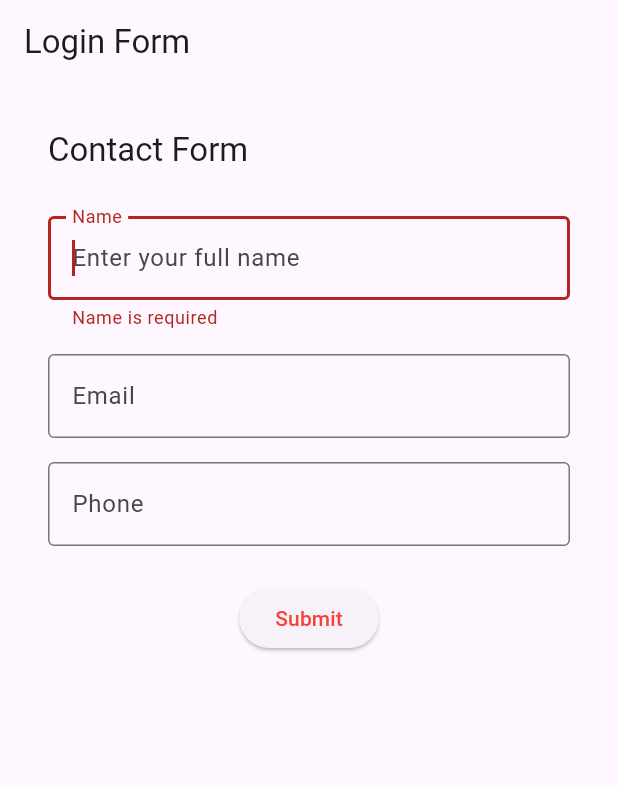
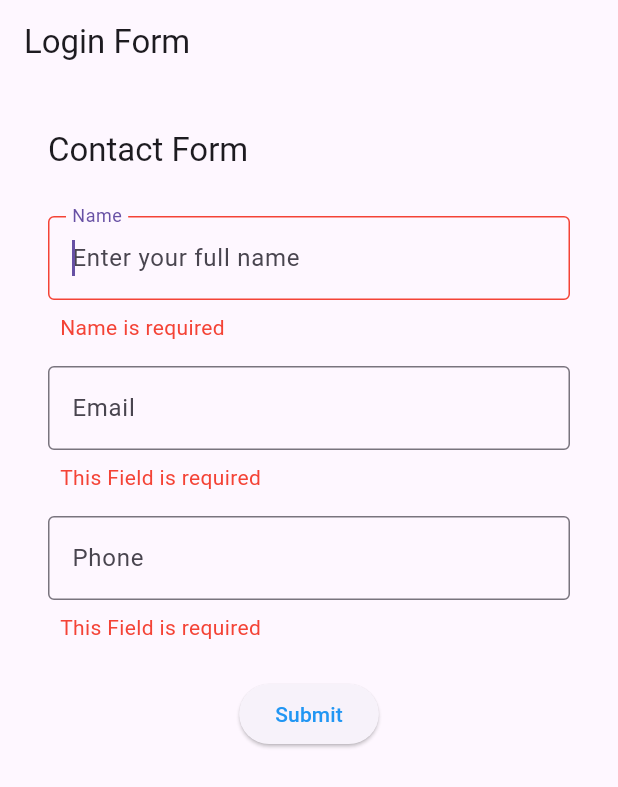
Before and after one commit to Bestin-Thomas/custom_form_cubit_example, a Flutter app: the screen it shows after launch, after a tap on "Submit", on a phone screen of 412 x 824 dp. Shown: the top 787 px of the screen. Run offline on Flutter 3.47's test engine with Material 3 defaults, Android fonts, the phone set to English and light mode, and no system bars; our stand-ins replace flutter_bloc, freezed_annotation; generated files the repository leaves out were written again.

Commit message:
form submit

```diff
--- a/lib/application/login_form_state.dart
+++ /dev/null
@@ -1,92 +0,0 @@
-import 'package:freezed_annotation/freezed_annotation.dart';
-import '../form/application/generic_form_cubit.dart';
-import '../form/form_field_controller.dart';
-
-part 'login_form_state.freezed.dart';
-
-@freezed
-class RegistrationFormState with _$RegistrationFormState implements GenericFormState<RegistrationFormModel> {
-  factory RegistrationFormState({
-    required RegistrationFormModel formModel, // Add formModel to the constructor
-    @Default(false) bool isLoading,
-  }) = _RegistrationFormState;
-}
-
-class RegistrationFormModel extends GenericFormModel {
-  final name = GenericFieldController<String>(null, validators: [
-    (value) => FormValidators.required(value, field: 'Name'),
-    (value) => FormValidators.length(value, fieldName: 'Name', minLength: 3),
-  ]);
-
-  final email = GenericFieldController<String>(null, validators: [
-    FormValidators.required,
-    FormValidators.validateEmail,
-  ]);
-
-  final phone = GenericFieldController<String>(null, validators: [
-    FormValidators.required,
-    (value) => FormValidators.validatePhone(value ?? ''),
-    (value) => FormValidators.length(
-          value,
-          fieldName: 'Phone',
-          maxLength: 15,
-          minLength: 8,
-        ),
-  ]);
-
-  @override
-  List<GenericFieldController> get controls => [name, email, phone];
-
-  RegistrationFormModel() {
-    email.addValidations([_validateEmailDependsOnName]);
-  }
-
-  FormError? _validateEmailDependsOnName(String? value) {
-    if (name.value?.isEmpty ?? true) {
-      return FormError('Name is required for email');
-    }
-    return null;
-  }
-}
-
-class FormValidators {
-  static FormError? required(
-    String? value, {
-    String field = 'This Field',
-  }) {
-    if (value == null || value.isEmpty) {
-      return FormError('$field is required');
-    }
-    return null;
-  }
-
-  static FormError? length(
-    String? value, {
-    int? minLength,
-    int? maxLength,
-    required String fieldName,
-  }) {
-    final valueLength = value?.length ?? 0;
-    if (maxLength != null && valueLength > maxLength) {
-      return FormError('$fieldName should be less than $maxLength');
-    } else if (minLength != null && valueLength < minLength) {
-      return FormError('$fieldName should be greater than $minLength');
-    }
-    return null;
-  }
-
-  static FormError? validateEmail(String? value) {
-    if (!RegExp(r'^[a-zA-Z0-9.]+@[a-zA-Z0-9]+\.[a-zAZ0-9]+')
-        .hasMatch(value ?? '')) {
-      return FormError('Invalid email format');
-    }
-    return null;
-  }
-
-  static FormError? validatePhone(String? value) {
-    if (!RegExp(r'^\+?[\d\s-]{10,}$').hasMatch(value ?? '')) {
-      return FormError('Invalid phone format');
-    }
-    return null;
-  }
-}
--- a/lib/form/application/generic_form_cubit.dart
+++ b/lib/form/application/generic_form_cubit.dart
@@ -1,3 +1,6 @@
+import 'dart:developer';
+import 'dart:ui';
+
 import 'package:flutter_bloc/flutter_bloc.dart';
 
 import '../form_field_controller.dart';
@@ -31,6 +34,22 @@ abstract class GenericFormCubit<T extends GenericFormModel,
     emit(createState(model: formModel));
   }
 
+  void submit({required VoidCallback validAction, VoidCallback? inValidAction}) {
+    final currentState = state;
+    final formModel = currentState.formModel;
+    formModel.validate();
+    final  value = formModel.controls.map( (e) =>  e.value.toString(),);
+    log(value.join(', '));
+    final  error = formModel.controls.map( (e) =>  e.error.value ?? '',);
+    log(error.join(', '));
+    emit(createState(model: formModel));
+    if (formModel.isValid) {
+      validAction.call();
+    } else {
+      inValidAction?.call();
+    }
+  }
+
   S createState({
     T? model,
   });
--- a/lib/form/form_field_controller.dart
+++ b/lib/form/form_field_controller.dart
@@ -26,10 +26,10 @@ class GenericFieldController<T> {
   final ValueNotifier<T?> _valueNotifier;
 
   /// A list of validator functions that validate the control's value.
-  final List<FormError? Function(T? value)> _validators;
+  final List<String? Function(T? value)> _validators;
 
   /// The current error of the form control, if any.
-  FormError? _error;
+  final ValueNotifier<String?> _error = ValueNotifier(null);
 
   /// The current status of the form control.
   GenericFieldStatus _status = GenericFieldStatus.pristine;
@@ -43,20 +43,20 @@ class GenericFieldController<T> {
   /// - [validators]: A list of validation functions for the control.
   GenericFieldController(
     T? initialValue, {
-    List<FormError? Function(T? value)>? validators,
+    List<String? Function(T? value)>? validators,
   })  : _valueNotifier = ValueNotifier<T?>(initialValue),
         _validators = validators ?? [] {
     // Listen to value changes and validate the control.
     _valueNotifier.addListener(() {
       _valueChangesController.add(_valueNotifier.value);
-      _validate();
+      validate();
     });
   }
 
   /// Adds additional validations to the form control.
   ///
   /// - [validation]: A list of validation functions to be added.
-  void addValidations(List<FormError? Function(T?)> validation) =>
+  void addValidations(List<String? Function(T?)> validation) =>
       _validators.addAll(validation);
 
   /// Sets a new value for the form control and marks it as dirty.
@@ -70,16 +70,16 @@ class GenericFieldController<T> {
   }
 
   /// Validates the form control and updates its error and status.
-  void _validate() {
-    _error = null;
+  void validate() {
+    _error.value = null;
     for (final validator in _validators) {
-      _error = validator(_valueNotifier.value);
-      if (_error != null) {
+      _error.value = validator(_valueNotifier.value);
+      if (_error.value != null) {
         _status = GenericFieldStatus.invalid;
         break;
       }
     }
-    if (_error == null) {
+    if (_error.value == null) {
       _status = GenericFieldStatus.valid;
     }
   }
@@ -87,24 +87,24 @@ class GenericFieldController<T> {
   /// Resets the form control to its initial state.
   void reset() {
     _valueNotifier.value = null;
-    _error = null;
+    _error.value = null;
     _status = GenericFieldStatus.pristine;
   }
 
   /// Indicates whether the form control is valid.
   bool get isValid {
-    _validate();
+    validate();
     return _status == GenericFieldStatus.valid;
   }
 
   /// Indicates whether the form control is dirty.
   bool get isDirty {
-    _validate();
+    validate();
     return _status == GenericFieldStatus.dirty;
   }
 
   /// The current error of the form control, if any.
-  FormError? get error => _error;
+  ValueNotifier<String?> get error => _error;
 
   /// The current value of the form control.
   T? get value => _valueNotifier.value;
@@ -130,7 +130,11 @@ abstract class GenericFormModel {
   /// Validates all form controls in the form.
   ///
   /// Returns `true` if all controls are valid.
-  bool validate() => controls.every((control) => control.isValid);
+  void validate() {
+    for (final controller in controls){
+      controller.validate();
+    }
+  }
 
   /// Resets all form controls to their initial state.
   void reset() {
@@ -141,6 +145,7 @@ abstract class GenericFormModel {
 
   /// Indicates whether all form controls are valid.
   bool get isValid => controls.every((control) => control.isValid);
+
 
   /// Indicates whether any control in the form is dirty.
   bool get isDirty => controls.any((control) => control.isDirty);
--- a/lib/form/form_text_field.dart
+++ b/lib/form/form_text_field.dart
@@ -26,14 +26,25 @@ class ReactiveFormField extends StatelessWidget {
   Widget build(BuildContext context) {
     return ValueListenableBuilder<String?>(
       valueListenable: control.notifier,
-      builder: (context, value, child) {
-        return TextFormField(
+      builder: (context, value, _) {
+        return ValueListenableBuilder(
+            valueListenable: control.error,
+            builder: (context, error, _) {
+              return Column(
+                crossAxisAlignment: CrossAxisAlignment.start,
+                spacing: 8,
+                children: [
+                  TextFormField(
                     initialValue: value,
                     decoration: InputDecoration(
                       labelText: label,
                       hintText: hint,
-            errorText: control.error?.message,
-            border: const OutlineInputBorder(),
+                      focusedBorder: OutlineInputBorder(
+                        borderSide: BorderSide(color: error != null ? Colors.red : Colors.green),
+                      ),
+                      border: OutlineInputBorder(
+                        borderSide: BorderSide(color: error != null ? Colors.red : Colors.black),
+                      ),
                     ),
                     autofocus: autofocus,
                     textInputAction: textInputAction,
@@ -42,7 +53,20 @@ class ReactiveFormField extends StatelessWidget {
                       control.setValue(newValue);
                       onChange?.call(newValue);
                     },
+                  ),
+                  if (error != null)
+                    Padding(
+                      padding: EdgeInsets.symmetric(
+                        horizontal: 8,
+                      ),
+                      child: Text(
+                        error,
+                        style: TextStyle( color: Colors.red),
+                      ),
+                    ),
+                ],
               );
+            });
       },
     );
   }
--- a/lib/application/login_cubit.dart
+++ b/lib/login/application/login_cubit.dart
@@ -1,4 +1,4 @@
-import '../form/application/generic_form_cubit.dart';
+import '../../form/application/generic_form_cubit.dart';
 import 'login_form_state.dart';
 
 class RegistrationFormCubit
--- /dev/null
+++ b/lib/login/application/login_form_state.dart
@@ -0,0 +1,105 @@
+import 'package:freezed_annotation/freezed_annotation.dart';
+
+import '../../form/application/generic_form_cubit.dart';
+import '../../form/form_field_controller.dart';
+
+part 'login_form_state.freezed.dart';
+
+@freezed
+class RegistrationFormState with _$RegistrationFormState implements GenericFormState<RegistrationFormModel> {
+  factory RegistrationFormState({
+    required RegistrationFormModel formModel, // Add formModel to the constructor
+    @Default(false) bool isLoading,
+  }) = _RegistrationFormState;
+}
+
+class RegistrationFormModel extends GenericFormModel {
+  final name = GenericFieldController<String>(
+    null,
+    validators: [
+      (value) => FormValidators.required(value, field: 'Name'),
+      (value) => FormValidators.length(value, fieldName: 'Name', minLength: 3),
+    ],
+  );
+
+  final email = GenericFieldController<String>(
+    null,
+    validators: [
+      FormValidators.required,
+      FormValidators.validateEmail,
+    ],
+  );
+
+  final phone = GenericFieldController<String>(
+    null,
+    validators: [
+      FormValidators.required,
+      (value) => FormValidators.validatePhone(value ?? ''),
+      (value) => FormValidators.length(
+            value,
+            fieldName: 'Phone',
+            maxLength: 15,
+            minLength: 8,
+          ),
+    ],
+  );
+
+  @override
+  List<GenericFieldController> get controls => [name, email, phone];
+
+  RegistrationFormModel() {
+    email.addValidations([ (value) {
+      FormValidators.custom(condition: true, message: '');
+    }]);
+  }
+
+  String? _validateEmailDependsOnName(String? value) {
+    if (name.value?.isEmpty ?? true) {
+      return 'Name is required for email';
+    }
+    return null;
+  }
+}
+
+class FormValidators {
+  static String? required(
+    String? value, {
+    String field = 'This Field',
+  }) {
+    if (value == null || value.isEmpty) {
+      return '$field is required';
+    }
+    return null;
+  }
+
+  static String? length(
+    String? value, {
+    int? minLength,
+    int? maxLength,
+    required String fieldName,
+  }) {
+    final valueLength = value?.length ?? 0;
+    if (maxLength != null && valueLength > maxLength) {
+      return '$fieldName should be less than $maxLength';
+    } else if (minLength != null && valueLength < minLength) {
+      return '$fieldName should be greater than $minLength';
+    }
+    return null;
+  }
+
+  static String? validateEmail(String? value) {
+    if (!RegExp(r'^[a-zA-Z0-9.]+@[a-zA-Z0-9]+\.[a-zAZ0-9]+').hasMatch(value ?? '')) {
+      return 'Invalid email format';
+    }
+    return null;
+  }
+
+  static String? validatePhone(String? value) {
+    if (!RegExp(r'^\+?[\d\s-]{10,}$').hasMatch(value ?? '')) {
+      return 'Invalid phone format';
+    }
+    return null;
+  }
+
+  static String? custom({required bool condition, required String message}) => condition ? message : null;
+}
--- /dev/null
+++ b/lib/login/login_screen.dart
@@ -0,0 +1,105 @@
+import '../form/form_field_controller.dart';
+import 'package:flutter/material.dart';
+import 'package:flutter_bloc/flutter_bloc.dart';
+
+import '../address/address_details_screen.dart';
+import '../form/form_text_field.dart';
+import '../form/reactive_form_builder.dart';
+import 'application/login_cubit.dart';
+import 'application/login_form_state.dart';
+
+class LoginScreen extends StatelessWidget {
+  const LoginScreen({super.key});
+
+  @override
+  Widget build(BuildContext context) {
+    return Scaffold(
+      body: BlocProvider(
+        create: (_) => RegistrationFormCubit(),
+        child: ContactFormScreen(),
+      ),
+    );
+  }
+}
+
+class ContactFormScreen extends StatelessWidget {
+  const ContactFormScreen({super.key});
+
+  void _handleSubmit({
+    required BuildContext context,
+    required GenericFormController<RegistrationFormModel> formController,
+  }) {
+    formController.isValid;
+    context.read<RegistrationFormCubit>().submit(
+      validAction: () {
+        ScaffoldMessenger.of(context).showSnackBar(
+          const SnackBar(content: Text('Form submitted successfully!')),
+        );
+
+        Navigator.of(context).push(
+          MaterialPageRoute(builder: (context) => const AddressDetailsScreen()),
+        );
+      },
+    );
+  }
+
+  void _handleCubit({
+    required BuildContext context,
+    required RegistrationFormModel model,
+  }) =>
+      context.read<RegistrationFormCubit>().updateForm(model);
+
+  @override
+  Widget build(BuildContext context) {
+    return Scaffold(
+      appBar: AppBar(
+        title: const Text('Contact Form'),
+      ),
+      body: Padding(
+        padding: const EdgeInsets.all(16.0),
+        child: BlocSelector<RegistrationFormCubit, RegistrationFormState, RegistrationFormModel>(
+            selector: (state) => state.formModel,
+            builder: (context, model) {
+              final formController =  GenericFormController(model);
+              return ReactiveFormBuilder<RegistrationFormModel>(
+                  form: formController,
+                  onChange: (formModel) => _handleCubit(context: context, model: formModel),
+                  builder: (context, loginFormModel) => Column(
+                    children: [
+                      ReactiveFormField(
+                        control: loginFormModel.name,
+                        label: 'Name',
+                        hint: 'Enter your full name',
+                      ),
+                      const SizedBox(height: 16),
+                      ReactiveFormField(
+                        control: loginFormModel.email,
+                        label: 'Email',
+                        hint: 'Enter your email',
+                        keyboardType: TextInputType.emailAddress,
+                      ),
+                      const SizedBox(height: 16),
+                      ReactiveFormField(
+                        control: loginFormModel.phone,
+                        label: 'Phone',
+                        hint: 'Enter your phone number',
+                        keyboardType: TextInputType.phone,
+                      ),
+                      const SizedBox(height: 24),
+                      BlocSelector<RegistrationFormCubit, RegistrationFormState, bool>(
+                          selector: (state) => state.isLoading,
+                          builder: (context, isLoading) => ElevatedButton(
+                                onPressed: () => _handleSubmit(context: context, formController: formController),
+                                child: Text(
+                                  'Submit',
+                                  style: TextStyle(color: isLoading ? Colors.red : Colors.blue),
+                                ),
+                              )),
+                    ],
+                  ),
+                );
+            }),
+      ),
+    );
+  }
+}
--- a/lib/login_screen.dart
+++ /dev/null
@@ -1,112 +0,0 @@
-import 'dart:developer';
-
-import 'package:flutter/material.dart';
-import 'package:flutter_bloc/flutter_bloc.dart';
-
-import 'application/login_cubit.dart';
-import 'application/login_form_state.dart';
-import 'form/form_field_controller.dart';
-import 'form/form_text_field.dart';
-import 'form/reactive_form_builder.dart';
-
-class LoginScreen extends StatelessWidget {
-  const LoginScreen({super.key});
-
-  @override
-  Widget build(BuildContext context) {
-    return Scaffold(
-      body: BlocProvider(
-        create: (_) => RegistrationFormCubit(),
-        child: ContactFormScreen(),
-      ),
-    );
-  }
-}
-
-class ContactFormScreen extends StatelessWidget {
-  const ContactFormScreen({super.key});
-
-  void _handleSubmit({
-    required BuildContext context,
-    required GenericFormController<RegistrationFormModel> form,
-  }) {
-    if (form.isValid) {
-      // Here you would typically send the data to your backend
-      final formData = (form.model).toString();
-
-      log('Form submitted with data: $formData');
-
-      // Show success message
-      ScaffoldMessenger.of(context).showSnackBar(
-        const SnackBar(content: Text('Form submitted successfully!')),
-      );
-      _handleCubit(
-        context: context,
-        model: form.model,
-      );
-    }
-  }
-
-  void _handleCubit({
-    required BuildContext context,
-    required RegistrationFormModel model,
-  }) =>
-      context.read<RegistrationFormCubit>().updateForm(model);
-
-  @override
-  Widget build(BuildContext context) {
-    return Scaffold(
-      appBar: AppBar(
-        title: const Text('Contact Form'),
-      ),
-      body: Padding(
-        padding: const EdgeInsets.all(16.0),
-        child: BlocSelector<RegistrationFormCubit, RegistrationFormState, RegistrationFormModel>(
-            selector: (state) => state.formModel,
-            builder: (context, form) {
-              final GenericFormController<RegistrationFormModel> formControl = GenericFormController(form);
-              return ReactiveFormBuilder<RegistrationFormModel>(
-                form: formControl,
-                onChange: (formModel) => _handleCubit(context: context, model: formModel),
-                builder: (context, loginFormModel) => Column(
-                  children: [
-                    ReactiveFormField(
-                      control: loginFormModel.name,
-                      label: 'Name',
-                      hint: 'Enter your full name',
-                    ),
-                    const SizedBox(height: 16),
-                    ReactiveFormField(
-                      control: loginFormModel.email,
-                      label: 'Email',
-                      hint: 'Enter your email',
-                      keyboardType: TextInputType.emailAddress,
-                    ),
-                    const SizedBox(height: 16),
-                    ReactiveFormField(
-                      control: loginFormModel.phone,
-                      label: 'Phone',
-                      hint: 'Enter your phone number',
-                      keyboardType: TextInputType.phone,
-                    ),
-                    const SizedBox(height: 24),
-                    BlocSelector<RegistrationFormCubit, RegistrationFormState, bool>(
-                        selector: (state) => state.isLoading,
-                        builder: (context, isLoading) => ElevatedButton(
-                              onPressed: () => context.read<RegistrationFormCubit>().setLoading(
-                                    formModel: form,
-                                    loading: !isLoading,
-                                  ),
-                              child: Text(
-                                'Submit',
-                                style: TextStyle(color: isLoading ? Colors.red : Colors.blue),
-                              ),
-                            )),
-                  ],
-                ),
-              );
-            }),
-      ),
-    );
-  }
-}
--- a/lib/main.dart
+++ b/lib/main.dart
@@ -1,7 +1,7 @@
-import 'package:custom_form_cubit_example/login_screen.dart';
+import 'package:custom_form_cubit_example/login/login_screen.dart';
 import 'package:flutter/material.dart';
 
-import 'application/login_form_state.dart';
+import 'login/application/login_form_state.dart';
 
 void main() {
   runApp(const MyApp());
```
Also changed, not shown: lib/address/address_details_screen.dart (added, +79 -0 lines), lib/address/application/address_details_cubit.dart (added, +16 -0 lines), lib/address/application/address_details_state.dart (added, +63 -0 lines), lib/form/reactive_form_builder.dart (+4 -10 lines). Lines whose indentation alone changed are shown as unchanged.
